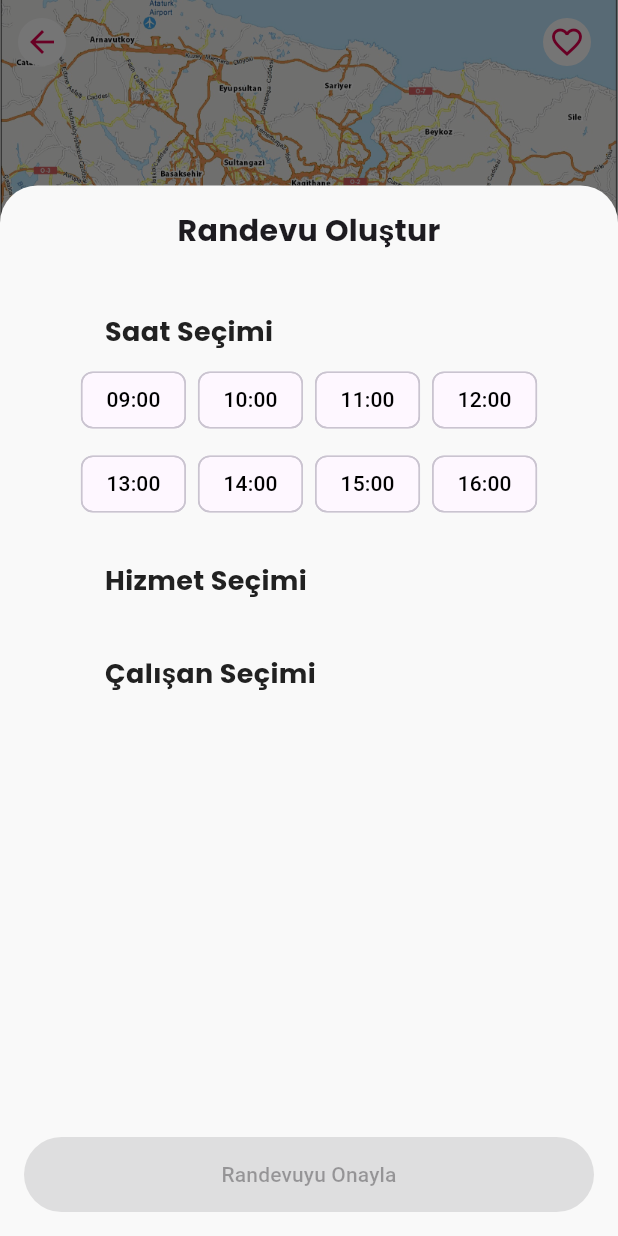
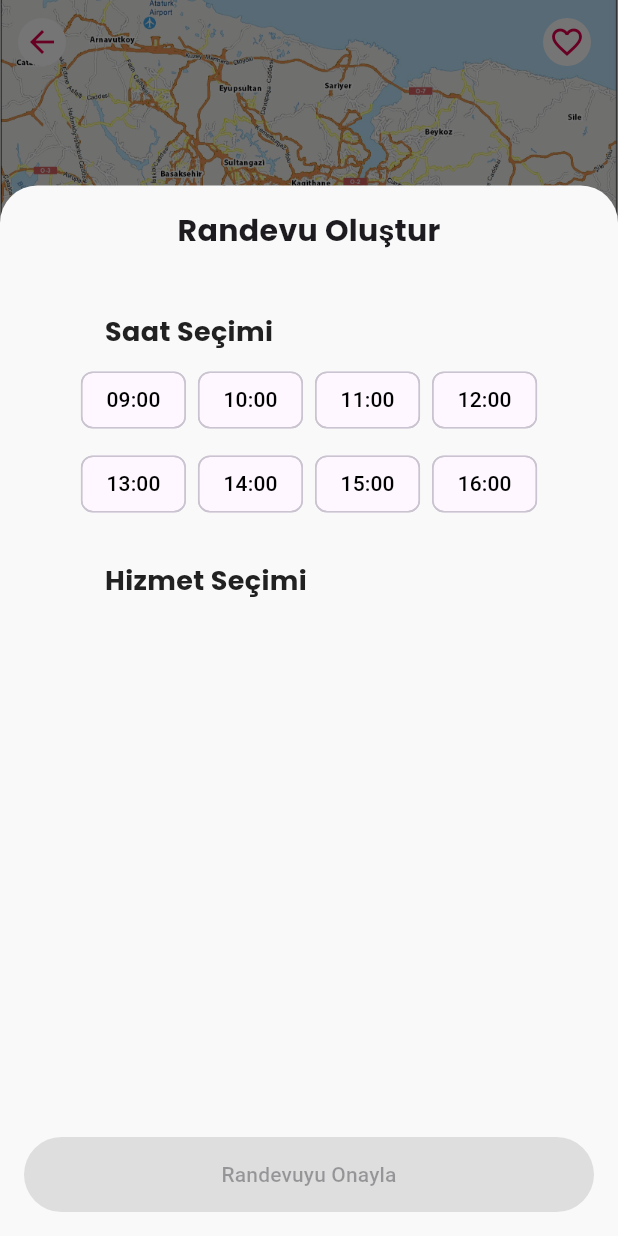
Before and after one commit to emirhankaya00/denemeye_devam, a Flutter app: the SalonDetailScreen screen opened directly with empty values, after a tap on "Randevu Al", on a phone screen of 412 x 824 dp. Run offline on Flutter 3.47's test engine with Material 3 defaults, Android fonts, the phone set to English and light mode, and no system bars; our stand-ins replace geolocator, google_maps_flutter, supabase_flutter; accounts and stored records are empty.

Commit message:
comments section eklendi.

```diff
--- a/lib/features/appointments/screens/salon_detail_screen.dart
+++ b/lib/features/appointments/screens/salon_detail_screen.dart
@@ -1,7 +1,6 @@
 // GEREKLİ TÜM IMPORT'LAR BURADA
 import 'package:denemeye_devam/core/app_colors.dart';
 import 'package:denemeye_devam/core/app_fonts.dart';
-import 'package:denemeye_devam/models/personal_model.dart';
 import 'package:denemeye_devam/models/service_model.dart';
 import 'package:denemeye_devam/models/saloon_model.dart';
 import 'package:flutter/material.dart';
@@ -9,6 +8,8 @@ import 'package:intl/date_symbol_data_local.dart';
 import 'package:intl/intl.dart';
 import 'package:provider/provider.dart';
 
+import '../../../models/comment_model.dart';
+import '../../../viewmodels/comments_viewmodel.dart';
 import '../../../viewmodels/favorites_viewmodel.dart';
 import '../../../viewmodels/saloon_detail_viewmodel.dart';
 
@@ -30,20 +31,32 @@ class _SalonDetailScreenState extends State<SalonDetailScreen> {
 
   @override
   Widget build(BuildContext context) {
-    // ViewModel'ı bu ekran için özel olarak burada oluşturup sağlıyoruz.
-    // Böylece her SalonDetay sayfası kendi ViewModel'ına sahip oluyor.
-    return ChangeNotifierProvider(
-      create: (_) => SalonDetailViewModel()..fetchSalonDetails(widget.salonId),
-      child: Consumer<SalonDetailViewModel>(
-        builder: (context, viewModel, child) {
+    return MultiProvider(
+      providers: [
+        ChangeNotifierProvider(
+          create: (_) =>
+          SalonDetailViewModel()..fetchSalonDetails(widget.salonId),
+        ),
+        ChangeNotifierProvider(
+          create: (_) => CommentsViewModel()..fetchComments(widget.salonId),
+        ),
+      ],
+      child: Consumer2<SalonDetailViewModel, CommentsViewModel>(
+        builder: (context, salonVM, commentsVM, child) {
+          if (salonVM.isLoading) {
+            return const Scaffold(
+              body: Center(child: CircularProgressIndicator()),
+            );
+          }
+          if (salonVM.salon == null) {
+            return const Scaffold(
+              body: Center(child: Text('Salon bilgileri alınamadı.')),
+            );
+          }
           return Scaffold(
             extendBodyBehindAppBar: true,
             appBar: _buildAppBar(context),
-            body: viewModel.isLoading
-                ? const Center(child: CircularProgressIndicator())
-                : viewModel.salon == null
-                ? const Center(child: Text('Salon bilgileri alınamadı.'))
-                : _buildContent(context, viewModel),
+            body: _buildContent(context, salonVM, commentsVM),
           );
         },
       ),
@@ -51,61 +64,51 @@ class _SalonDetailScreenState extends State<SalonDetailScreen> {
   }
 
   AppBar _buildAppBar(BuildContext context) {
-    final favoritesViewModel = context.watch<FavoritesViewModel>();
-    final salonDetailViewModel = context.read<SalonDetailViewModel>();
-    final bool isCurrentlyFavorite = favoritesViewModel.isSalonFavorite(
-      widget.salonId,
-    );
+    final favVM = context.watch<FavoritesViewModel>();
+    final detailVM = context.read<SalonDetailViewModel>();
+    final isFav = favVM.isSalonFavorite(widget.salonId);
 
     return AppBar(
       backgroundColor: Colors.transparent,
       elevation: 0,
       leading: IconButton(
         icon: Container(
+          padding: const EdgeInsets.all(4),
           decoration: BoxDecoration(
             color: AppColors.textOnPrimary,
             shape: BoxShape.circle,
           ),
-          padding: const EdgeInsets.all(4.0),
           child: Icon(Icons.arrow_back, color: AppColors.primaryColor),
         ),
         onPressed: () => Navigator.pop(context),
       ),
       actions: [
-        // --- BU KISIM GÜNCELLENDİ ---
         IconButton(
           icon: Container(
+            padding: const EdgeInsets.all(4),
             decoration: BoxDecoration(
               color: AppColors.textOnPrimary,
               shape: BoxShape.circle,
             ),
-            padding: const EdgeInsets.all(4.0),
-            // Favori durumuna göre dolu veya boş kalp göster
             child: Icon(
-              isCurrentlyFavorite ? Icons.favorite : Icons.favorite_border,
-              color: isCurrentlyFavorite
-                  ? Colors.red.shade400
-                  : AppColors.primaryColor,
+              isFav ? Icons.favorite : Icons.favorite_border,
+              color: isFav ? Colors.red.shade400 : AppColors.primaryColor,
             ),
           ),
-          // Butona basıldığında ViewModel'daki fonksiyonu çağır
-          onPressed: () {
-            favoritesViewModel.toggleFavorite(
-              widget.salonId,
-              salon: salonDetailViewModel
-                  .salon, // Anlık güncelleme için salon bilgisini de yolla
-            );
-          },
+          onPressed: () =>
+              favVM.toggleFavorite(widget.salonId, salon: detailVM.salon),
         ),
-        // ------------------------
         const SizedBox(width: 10),
       ],
     );
   }
 
-  Widget _buildContent(BuildContext context, SalonDetailViewModel viewModel) {
-    final salon = viewModel
-        .salon!; // viewModel.salon null değil, kontrolü yukarıda yaptık.
+  Widget _buildContent(
+      BuildContext context,
+      SalonDetailViewModel salonVM,
+      CommentsViewModel commentsVM,
+      ) {
+    final salon = salonVM.salon!;
 
     return Stack(
       children: [
@@ -126,15 +129,36 @@ class _SalonDetailScreenState extends State<SalonDetailScreen> {
             crossAxisAlignment: CrossAxisAlignment.start,
             children: [
               _buildHeader(context, salon),
+
               const SizedBox(height: 20),
               _buildSectionTitle('Takvim'),
-              _buildCalendar(context, viewModel),
+              _buildCalendar(context, salonVM),
+
               const SizedBox(height: 20),
-              Padding(
-                padding: const EdgeInsets.symmetric(horizontal: 16.0),
+              _buildAppointmentButton(context, salonVM),
+
+              const SizedBox(height: 20),
+              _buildSectionTitle('Hizmetler'),
+              _buildServicesList(salon.services),
+
+              const SizedBox(height: 20),
+              _buildSectionTitle('Yorumlar'),
+              _buildCommentsSection(commentsVM),
+
+              const SizedBox(height: 20),
+            ],
+          ),
+        ),
+      ],
+    );
+  }
+
+  Widget _buildAppointmentButton(
+      BuildContext context, SalonDetailViewModel vm) {
+    return Padding(
+      padding: const EdgeInsets.symmetric(horizontal: 16),
       child: ElevatedButton(
-                  onPressed: () =>
-                      _showAppointmentBookingBottomSheet(context, viewModel),
+        onPressed: () => _showAppointmentBookingBottomSheet(context, vm),
         style: ElevatedButton.styleFrom(
           backgroundColor: AppColors.primaryColor,
           foregroundColor: AppColors.textOnPrimary,
@@ -143,28 +167,83 @@ class _SalonDetailScreenState extends State<SalonDetailScreen> {
             borderRadius: BorderRadius.circular(15),
           ),
         ),
-                  child: Text(
-                    'Randevu Al',
-                    style: AppFonts.poppinsBold(fontSize: 18),
+        child: Text('Randevu Al',
+            style: AppFonts.poppinsBold(fontSize: 18)),
       ),
-                ),
-              ),
-              const SizedBox(height: 20),
-              _buildSectionTitle('Hizmetler'),
-              ListView.builder(
+    );
+  }
+
+  Widget _buildServicesList(List<ServiceModel> services) {
+    return ListView.builder(
       shrinkWrap: true,
       physics: const NeverScrollableScrollPhysics(),
-                itemCount: salon.services.length,
-                itemBuilder: (context, index) {
-                  final service = salon.services[index];
-                  return _buildServiceListItem(service);
-                },
+      itemCount: services.length,
+      itemBuilder: (context, i) => _buildServiceListItem(services[i]),
+    );
+  }
+
+  Widget _buildCommentsSection(CommentsViewModel vm) {
+    if (vm.isLoading) {
+      return const Center(child: CircularProgressIndicator());
+    }
+    if (vm.error != null) {
+      return Center(child: Text(vm.error!));
+    }
+    return ListView.builder(
+      shrinkWrap: true,
+      physics: const NeverScrollableScrollPhysics(),
+      itemCount: vm.comments.length,
+      itemBuilder: (context, i) => _buildCommentListItem(vm.comments[i]),
+    );
+  }
+
+  Widget _buildCommentListItem(CommentModel c) {
+    return Container(
+      margin: const EdgeInsets.symmetric(horizontal: 16, vertical: 8),
+      padding: const EdgeInsets.all(12),
+      decoration: BoxDecoration(
+        color: AppColors.cardColor,
+        borderRadius: BorderRadius.circular(15),
       ),
-              const SizedBox(height: 20),
+      child: Row(
+        crossAxisAlignment: CrossAxisAlignment.start,
+        children: [
+          // avatarUrl varsa göster, yoksa ismin ilk harfini
+          CircleAvatar(
+            radius: 20,
+            backgroundImage: c.userAvatarUrl != null
+                ? NetworkImage(c.userAvatarUrl!)
+                : null,
+            child: c.userAvatarUrl == null
+                ? Text(c.userName[0].toUpperCase())
+                : null,
+          ),
+          const SizedBox(width: 12),
+          Expanded(
+            child: Column(
+              crossAxisAlignment: CrossAxisAlignment.start,
+              children: [
+                Text(c.userName, style: AppFonts.poppinsBold()),
+                const SizedBox(height: 4),
+                Text(c.commentText),
+                const SizedBox(height: 6),
+                Text(
+                  DateFormat('dd MMM yyyy – HH:mm', 'tr_TR')
+                      .format(c.createdAt),
+                  style: AppFonts.bodySmall(color: AppColors.textColorLight),
+                ),
               ],
             ),
           ),
+          Row(
+            mainAxisSize: MainAxisSize.min,
+            children: List.generate(
+              c.rating,
+                  (_) => const Icon(Icons.star, size: 16, color: Colors.amber),
+            ),
+          ),
         ],
+      ),
     );
   }
 
@@ -422,20 +501,6 @@ class _SalonDetailScreenState extends State<SalonDetailScreen> {
                                 activeColor: AppColors.primaryColor,
                               );
                             }),
-                            const SizedBox(height: 20),
-                            _buildSectionTitle('Çalışan Seçimi'),
-                            ...vm.employees.map((employee) {
-                              return RadioListTile<PersonalModel>(
-                                title: Text(
-                                  '${employee.name} ${employee.surname}',
-                                ),
-                                value: employee,
-                                groupValue: vm.selectedEmployee,
-                                onChanged: (val) =>
-                                    vm.selectEmployeeForAppointment(val!),
-                                activeColor: AppColors.primaryColor,
-                              );
-                            }),
                           ],
                         ),
                       ),
@@ -445,9 +510,7 @@ class _SalonDetailScreenState extends State<SalonDetailScreen> {
                       child: ElevatedButton(
                         onPressed:
                             vm.selectedTimeSlot != null &&
-                                vm.selectedService != null &&
-                                vm.selectedEmployee != null
-                            ? () async {
+                                vm.selectedService != null ? () async {
                                 try {
                                   await vm.createReservation();
                                   if (!context.mounted) return;
--- a/lib/main.dart
+++ b/lib/main.dart
@@ -12,6 +12,7 @@ import 'package:provider/provider.dart';
 import 'package:supabase_flutter/supabase_flutter.dart';
 
 import 'features/auth/screens/home_page.dart';
+import 'package:denemeye_devam/viewmodels/comments_viewmodel.dart';
 // Eğer bir AuthViewModel'ın varsa onu da import et
 // import 'package:denemeye_devam/viewmodels/auth_viewmodel.dart';
 
@@ -27,6 +28,7 @@ void main() async {
     MultiProvider(
       providers: [
         ChangeNotifierProvider(create: (_) => DashboardViewModel()),
+        ChangeNotifierProvider(create: (_) => CommentsViewModel()),
         ChangeNotifierProvider(create: (_) => FavoritesViewModel()),
         ChangeNotifierProvider(create: (_) => AuthViewModel()),
         ChangeNotifierProvider(create: (_) => SearchViewModel()),
--- a/lib/models/reservation_model.dart
+++ b/lib/models/reservation_model.dart
@@ -14,7 +14,6 @@ class ReservationModel {
   final String reservationId;
   final String userId;
   final String saloonId;
-  final String? personalId;
   final DateTime reservationDate;     // sadece tarih
   final String reservationTime;       // saat kısmı, HH:mm:ss string olarak alınır
   final double totalPrice;
@@ -28,7 +27,6 @@ class ReservationModel {
     required this.reservationId,
     required this.userId,
     required this.saloonId,
-    this.personalId,
     required this.reservationDate,
     required this.reservationTime,
     required this.totalPrice,
@@ -53,7 +51,6 @@ class ReservationModel {
       reservationId: json['reservation_id'] as String? ?? '', // null ise boş string ata
       userId: json['user_id'] as String? ?? '',
       saloonId: json['saloon_id'] as String? ?? '',
-      personalId: json['personal_id'] as String?, // Direkt nullable olarak al
       reservationDate: DateTime.tryParse(json['reservation_date'] ?? '') ?? DateTime.now(),
       reservationTime: json['reservation_time'] as String? ?? '00:00',
       totalPrice: (json['total_price'] as num?)?.toDouble() ?? 0.0,
@@ -75,7 +72,6 @@ class ReservationModel {
       'reservation_id': reservationId,
       'user_id': userId,
       'saloon_id': saloonId,
-      'personal_id': personalId,
       'reservation_date': reservationDate.toIso8601String().split('T')[0], // sadece tarih
       'reservation_time': reservationTime, // genelde string tutulur (örn: "14:30:00")
       'total_price': totalPrice,
--- /dev/null
+++ b/lib/repositories/comment_repository.dart
@@ -0,0 +1,27 @@
+import 'package:denemeye_devam/models/comment_model.dart';
+import 'package:supabase_flutter/supabase_flutter.dart';
+
+class CommentRepository {
+  final SupabaseClient _client;
+  CommentRepository(this._client);
+
+  /// Bir salonun tüm yorumlarını alır.
+  /// Eğer kullanıcı adı/avatari ile birlikte ihtiyaç varsa,
+  /// şu şekilde bir join kullanabilirsiniz:
+  /// .select('*, users(name,profile_photo_url)')
+  Future<List<CommentModel>> getCommentsBySalon(String salonId) async {
+    final data = await _client
+        .from('comments')
+        .select('*, users(name, profile_photo_url)') // ← users tablosundan name & avatar
+        .eq('saloon_id', salonId)
+        .order('created_at', ascending: false) as List;
+
+    return data.map((e) => CommentModel.fromJson(e as Map<String, dynamic>)).toList();
+  }
+
+  /// Yeni yorum ekler
+  Future<void> addComment(CommentModel comment) async {
+    final json = comment.toJson()..remove('comment_id');
+    await _client.from('comments').insert(json);
+  }
+}
--- /dev/null
+++ b/lib/viewmodels/comments_viewmodel.dart
@@ -0,0 +1,57 @@
+import 'package:flutter/material.dart';
+import 'package:denemeye_devam/models/comment_model.dart';
+import 'package:denemeye_devam/repositories/comment_repository.dart';
+import 'package:supabase_flutter/supabase_flutter.dart';
+
+class CommentsViewModel extends ChangeNotifier {
+  final CommentRepository _repo = CommentRepository(Supabase.instance.client);
+
+  bool _isLoading = false;
+  bool get isLoading => _isLoading;
+
+  List<CommentModel> _comments = [];
+  List<CommentModel> get comments => _comments;
+
+  String? _error;
+  String? get error => _error;
+
+  Future<void> fetchComments(String salonId) async {
+    _isLoading = true;
+    _error = null;
+    notifyListeners();
+
+    try {
+      _comments = await _repo.getCommentsBySalon(salonId);
+    } catch (e) {
+      _error = e.toString();
+    } finally {
+      _isLoading = false;
+      notifyListeners();
+    }
+  }
+
+  Future<void> postComment({
+    required String userId,
+    required String salonId,
+    required int rating,
+    required String text,
+    required String userName,           // ← ekleyin
+    String? userAvatarUrl,              // ← ekleyin
+  }) async {
+    final now = DateTime.now();
+    final comment = CommentModel(
+      commentId:    '',
+      userId:       userId,
+      userName:     userName,           // ←
+      userAvatarUrl: userAvatarUrl,     // ←
+      saloonId:     salonId,
+      rating:       rating,
+      commentText:  text,
+      createdAt:    now,
+      updatedAt:    now,
+    );
+    await _repo.addComment(comment);
+    await fetchComments(salonId);
+  }
+
+}
--- a/pubspec.yaml
+++ b/pubspec.yaml
@@ -39,7 +39,7 @@ dependencies:
   provider: ^6.1.5
   google_maps_flutter: ^2.12.3
   geolocator: ^9.0.2
-  flutter_local_notifications: ^19.4.0
+  flutter_dotenv: ^5.2.1
 
 
 dev_dependencies:
```
Also changed, not shown: lib/models/comment_model.dart (+22 -14 lines), lib/viewmodels/saloon_detail_viewmodel.dart (+1 -10 lines), pubspec.lock, 2 other files. Lines whose indentation alone changed are shown as unchanged.
